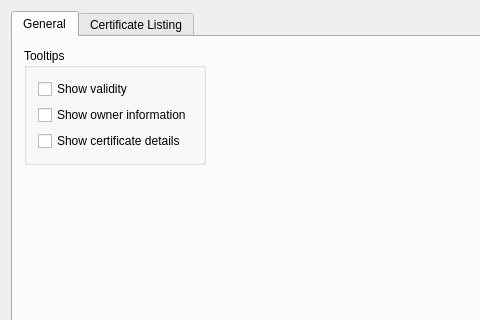
Above: conf/appearanceconfigwidget.ui from sensama/kleopatra before the change; both pictures show x 0 to 480 and y 0 to 320 of the 647 by 464 pixel window. Below: the same form after it.
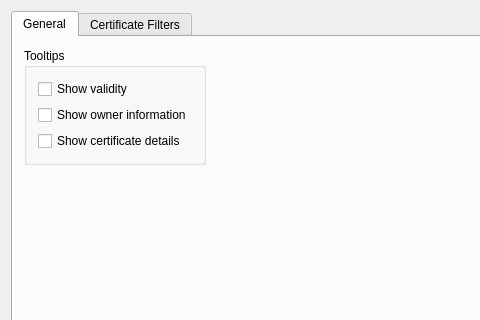
That is the form after the change.

Commit message: s/Certificate List/Certificate Filters/

```diff
--- a/conf/appearanceconfigwidget.ui
+++ b/conf/appearanceconfigwidget.ui
@@ -83,7 +83,7 @@
      </widget>
      <widget class="QWidget" name="tab_2" >
       <attribute name="title" >
-       <string>Certificate Listing</string>
+       <string>Certificate Filters</string>
       </attribute>
       <layout class="QGridLayout" >
        <item row="0" column="0" >
```
Left out of the diff: 25 changed lines with no effect on the pictures.
